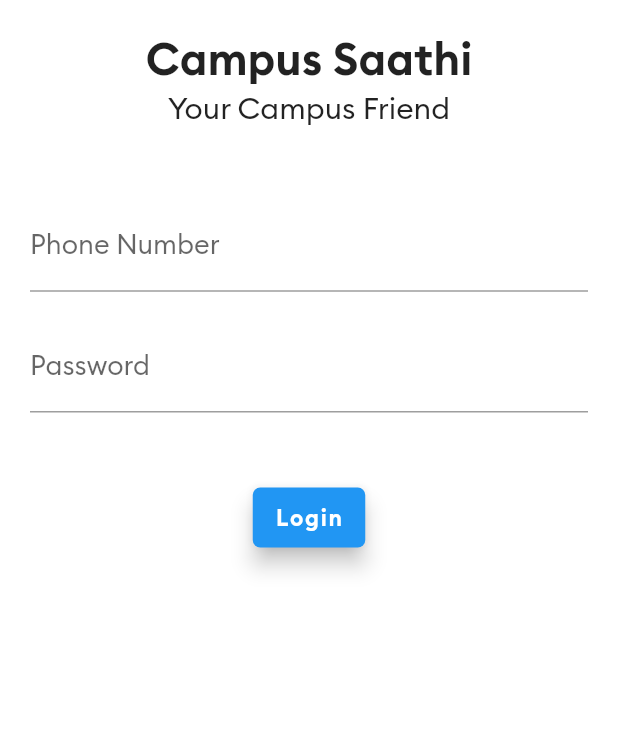
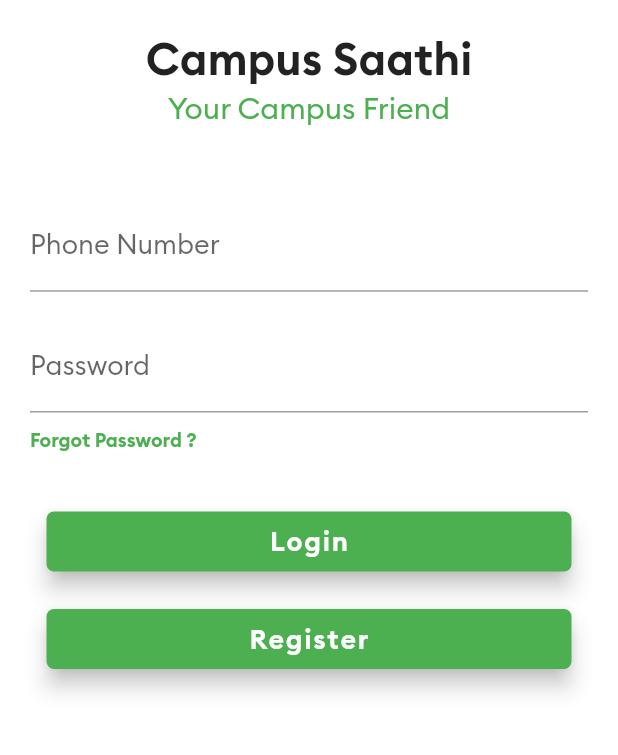
Before and after one commit to deepankarvarma/College--Saathi, a Flutter app: the screen it shows after launch, on a phone screen of 412 x 824 dp, the part 345-1100 px from its top. Run offline on Flutter 3.47's test engine with Material 2 defaults, Android fonts, the phone set to English and light mode, and no system bars.

Commit message:
Main login page complete

```diff
--- a/lib/screens/login.dart
+++ b/lib/screens/login.dart
@@ -11,6 +11,7 @@ class LoginPage extends StatelessWidget {
       backgroundColor: Colors.white,
       body: Column(
         children: <Widget>[
+
           const SizedBox(
             height: 130.0,
           ),
@@ -32,7 +33,7 @@ class LoginPage extends StatelessWidget {
           Text(
             'Your Campus Friend',
             textAlign: TextAlign.center,
-            style: TextStyle(fontSize: 20,fontFamily: 'Brand-Regular'),
+            style: TextStyle(fontSize: 20,fontFamily: 'Brand-Regular',color: Colors.green),
           ),
           SizedBox(height: 30.0,),
            Padding(
@@ -52,7 +53,7 @@ class LoginPage extends StatelessWidget {
             ),
           ),
             Padding(
-            padding: EdgeInsets.all(20.0),
+            padding: EdgeInsets.fromLTRB(20, 20, 20, 0),
             child: TextField(
               keyboardType: TextInputType.visiblePassword,
               decoration: InputDecoration(
@@ -67,18 +68,59 @@ class LoginPage extends StatelessWidget {
                   )),
             ),
           ),
-          SizedBox(height: 30.0,),
-          SizedBox(
+          SizedBox(height: 10.0,),
+          Padding(
+            padding: const EdgeInsets.fromLTRB(20, 0, 0, 0),
+            child: Align(
+              alignment: Alignment.centerLeft,
+              child: Text(
+                'Forgot Password ?',
+
+                textAlign: TextAlign.left,
+
+                style: TextStyle(fontSize: 13.0,fontFamily: 'Brand-Bold',color: Colors.green),
+              ),
+            ),
+          ),
+          SizedBox(height: 40.0,),
+          Center(
+            child: SizedBox(
                   height: 40.0,
-                width: 75.0,
+                  width: 350.0,
+
                    child: FloatingActionButton(
+
                    onPressed: () {},
                       shape: RoundedRectangleBorder(
                       borderRadius:  BorderRadius.circular(5.0),
                     ),
+                    backgroundColor: Colors.green,
                     child: const Text(
+
                       'Login',
-                    style: TextStyle(fontFamily: 'Brand-Bold', fontSize: 15.0),
+                      style: TextStyle(fontFamily: 'Brand-Bold', fontSize: 18.0),
+                    ),
+                   ),
+                 ),
+          ),
+          SizedBox(height: 25.0,),
+          Center(
+            child: SizedBox(
+                  height: 40.0,
+                  width: 350.0,
+
+                   child: FloatingActionButton(
+
+                   onPressed: () {},
+                      shape: RoundedRectangleBorder(
+                      borderRadius:  BorderRadius.circular(5.0),
+                    ),
+                    backgroundColor: Colors.green,
+                    child: const Text(
+
+                      'Register',
+                      style: TextStyle(fontFamily: 'Brand-Bold', fontSize: 18.0),
+                    ),
                    ),
                  ),
           ),
```
Lines whose indentation alone changed are shown as unchanged.
